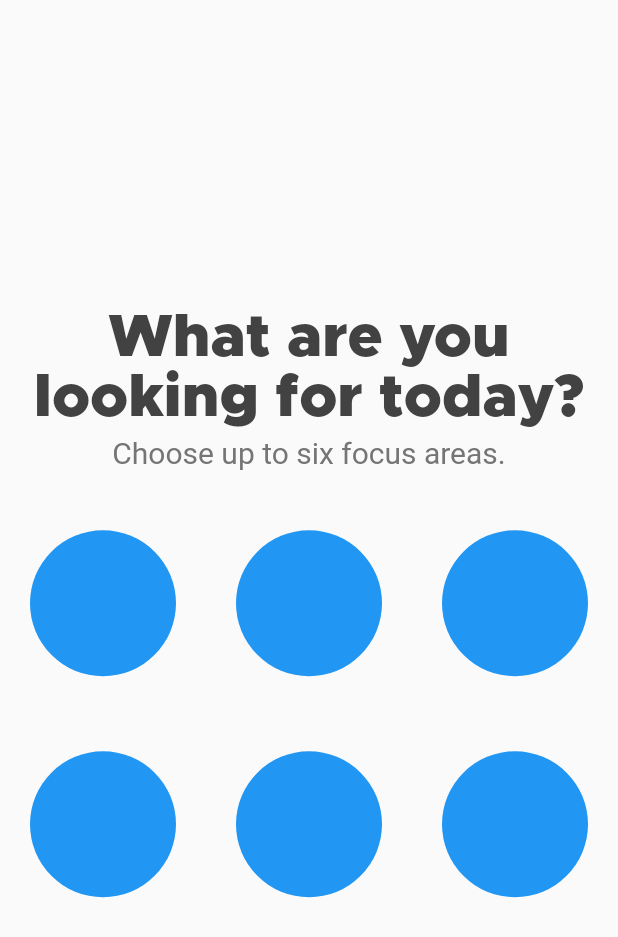
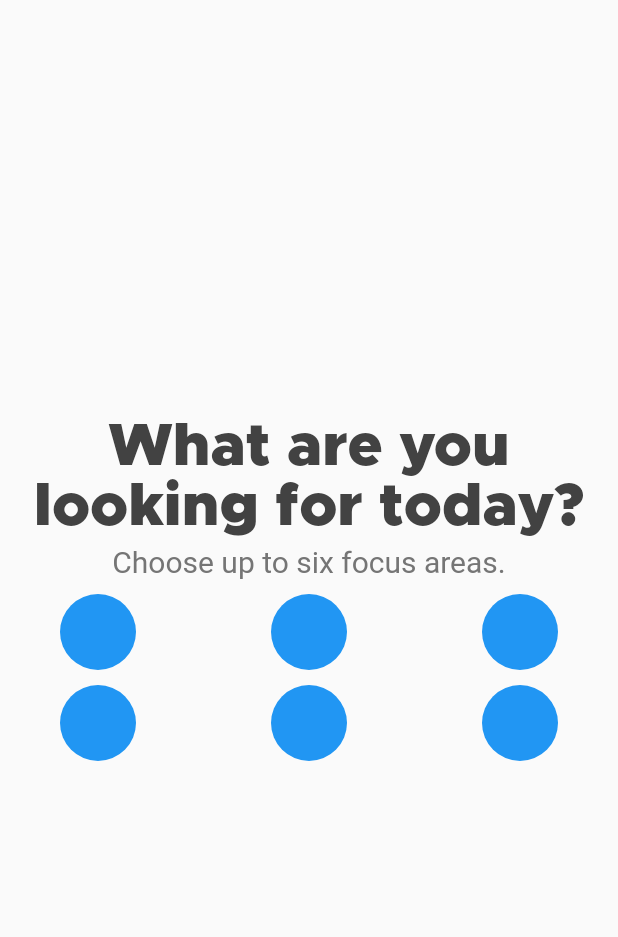
Before and after one commit to rice-apps/psy.cl-v1, a Flutter app: the Recommendation widget shown alone on an empty page, opened directly, on a phone screen of 412 x 824 dp. Shown: the top 937 px of the screen. Run offline on Flutter 3.47's test engine with Material 2 defaults, Android fonts, the phone set to English and light mode, and no system bars; our stand-ins replace sliding_up_panel, smooth_page_indicator, table_calendar.

Commit message:
Update recommendation_page.dart

```diff
--- a/lib/src/features/recommendation/recommendation_page.dart
+++ b/lib/src/features/recommendation/recommendation_page.dart
@@ -12,7 +12,7 @@ class Recommendation extends StatelessWidget {
       children: [
         Container(
           margin: const EdgeInsets.only(top: 40),
-          padding: const EdgeInsets.only(top: 15, left: 20, right: 20, bottom: 5),
+          padding: const EdgeInsets.only(top: 0, left: 20, right: 20, bottom: 5),
           child: Text(
             'What are you looking for today?',
                 style: TextStyle(
@@ -30,12 +30,12 @@ class Recommendation extends StatelessWidget {
           textAlign: TextAlign.center,
         ),
         SizedBox(
-          height: 360,
+          height: 200,
           child: GridView.count(
             crossAxisCount: 3,
-            padding: const EdgeInsets.only(top: 40, left: 20, right: 20),
-            crossAxisSpacing: 40,
-            mainAxisSpacing: 50,
+            padding: const EdgeInsets.only(top: 10, left: 40, right: 40),
+            crossAxisSpacing: 90,
+            mainAxisSpacing: 10,
             physics: NeverScrollableScrollPhysics(),
             children: [
               //Replace containers with functional filter buttons
```
